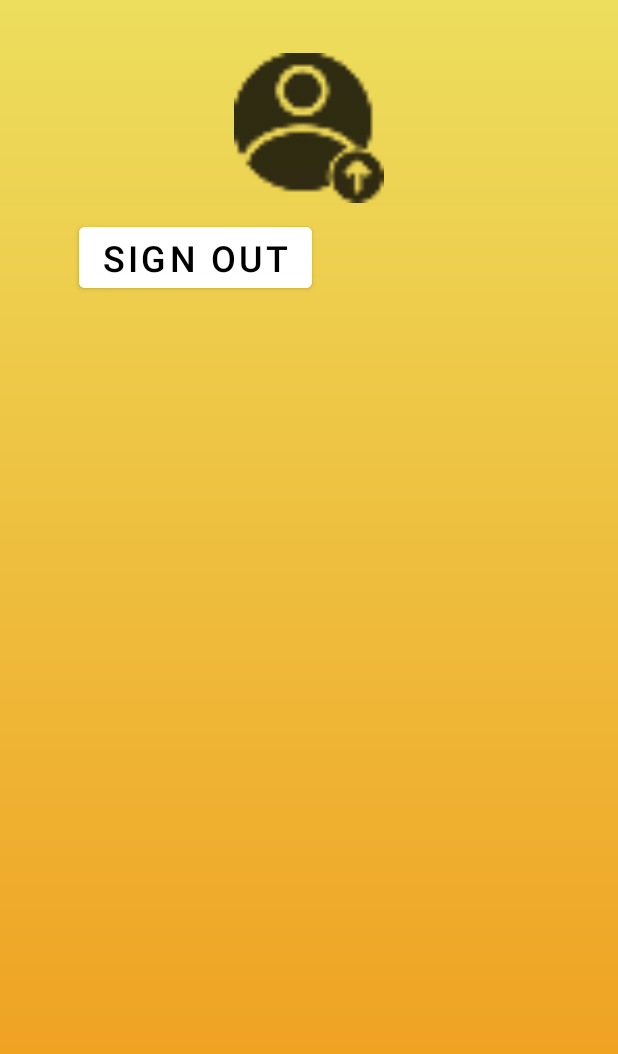
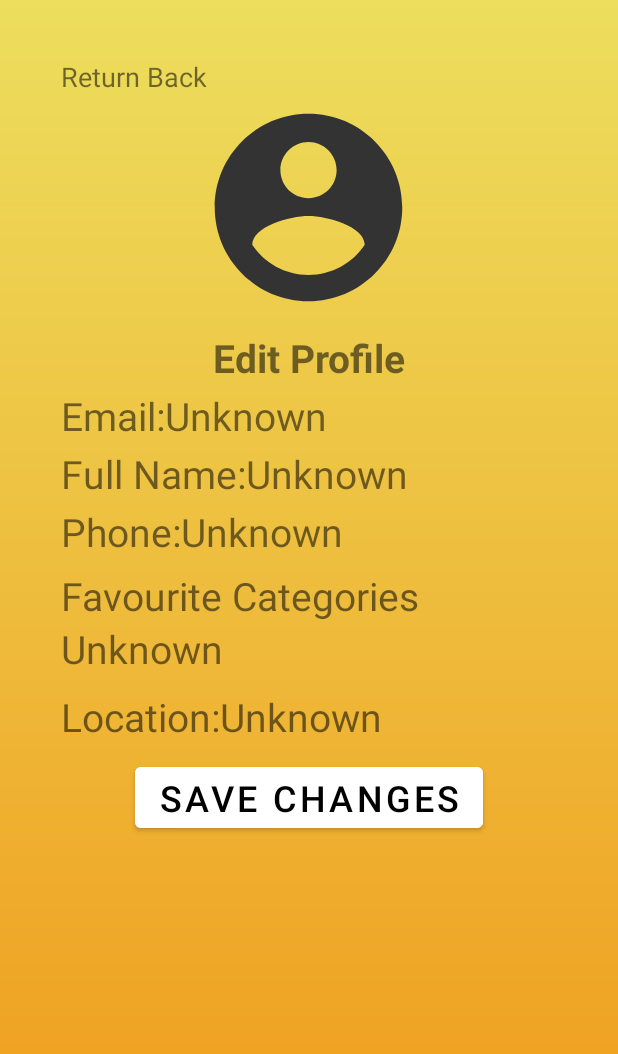
Before and after one commit to rasul-isk/ProX, an Android app: the layout profile_edit.xml on its own in the app's theme, with its tools: preview values and no code run, on a phone screen of 412 x 824 dp. Shown: the top 1054 px of the screen. Run offline under Robolectric (Android 15) with nearby library versions, the phone set to English and light mode, and no system bars.

Commit message:
Made images to be in circle shape

```diff
--- a/app/build.gradle
+++ b/app/build.gradle
@@ -44,4 +44,6 @@ dependencies {
     androidTestImplementation 'androidx.test.ext:junit:1.1.3'
     androidTestImplementation 'androidx.test.espresso:espresso-core:3.4.0'
     implementation 'com.android.volley:volley:1.2.1'
+    implementation 'com.github.dhaval2404:imagepicker:2.1'
+    implementation 'de.hdodenhof:circleimageview:3.1.0'
 }
--- a/app/src/main/AndroidManifest.xml
+++ b/app/src/main/AndroidManifest.xml
@@ -3,6 +3,7 @@
     package="com.example.prox">
 
     <uses-permission android:name="android.permission.INTERNET" />
+    <uses-permission android:name="android.permission.WRITE_EXTERNAL_STORAGE" />
 
     <application
         android:allowBackup="true"
@@ -11,7 +12,8 @@
         android:roundIcon="@mipmap/ic_launcher_round"
         android:supportsRtl="true"
         android:usesCleartextTraffic="true"
-        android:theme="@style/AppTheme">
+        android:theme="@style/AppTheme"
+        android:requestLegacyExternalStorage="true">
         <activity
             android:name=".MainActivity"
             android:exported="true"
--- a/app/src/main/java/com/example/prox/Profile.java
+++ b/app/src/main/java/com/example/prox/Profile.java
@@ -80,8 +80,8 @@ public class Profile extends Fragment {
                         location.setText("Unknown");
                     }
 
-                    feedback.setText(result[8]);
-                    rate.setText(result[9]);
+                    feedback.setText(result[9]);
+                    rate.setText(result[10]);
                 } else {
                     Toast.makeText(getActivity(), putData.getResult(), Toast.LENGTH_SHORT).show();
                 }
--- a/app/src/main/res/layout/profile_edit.xml
+++ b/app/src/main/res/layout/profile_edit.xml
@@ -20,32 +20,160 @@
         android:layout_marginTop="10dp"
         android:orientation="vertical">
 
-        <!--        <TextView
-                    android:layout_width="wrap_content"
-                    android:layout_height="wrap_content"
-                    android:text="PROFILE FRAGMENT" />-->
+        <TextView
+            android:id="@+id/back_to_profile"
+            android:layout_width="wrap_content"
+            android:layout_height="wrap_content"
+            android:layout_gravity="left"
+            android:layout_marginTop="3dp"
+            android:text="@string/return_back"
+            android:textSize="18sp" />
+
+        <de.hdodenhof.circleimageview.CircleImageView xmlns:app="http://schemas.android.com/apk/res-auto"
+            android:id="@+id/profile_edited_photo"
+            android:layout_width="wrap_content"
+            android:layout_height="wrap_content"
+            android:layout_gravity="center"
+            android:src="@drawable/profile_icon"
+            android:background="?android:attr/selectableItemBackground"
+            app:civ_border_width="0dp"
+            app:civ_border_color="#FF000000" />
+
+        <TextView
+            android:id="@+id/edit_profile_text"
+            android:layout_width="wrap_content"
+            android:layout_height="wrap_content"
+            android:layout_gravity="center"
+            android:text="@string/edit_profile"
+            android:textSize="26sp"
+            android:textStyle="bold"
+            android:layout_marginTop="7dp" />
+
+        <LinearLayout
+            android:layout_width="wrap_content"
+            android:layout_height="wrap_content"
+            android:layout_marginTop="3dp"
+            android:orientation="horizontal">
+
+            <TextView
+                android:id="@+id/email_text"
+                android:layout_width="wrap_content"
+                android:layout_height="wrap_content"
+                android:layout_gravity="left"
+                android:text="@string/email_text"
+                android:textSize="26sp" />
+
+            <TextView
+                android:id="@+id/email"
+                android:layout_width="wrap_content"
+                android:layout_height="wrap_content"
+                android:layout_gravity="left"
+                android:text="@string/unknown"
+                android:textSize="26sp" />
+
+        </LinearLayout>
+
+        <LinearLayout
+            android:layout_width="wrap_content"
+            android:layout_height="wrap_content"
+            android:layout_marginTop="3dp"
+            android:orientation="horizontal">
+
+            <TextView
+                android:id="@+id/full_name_text"
+                android:layout_width="wrap_content"
+                android:layout_height="wrap_content"
+                android:layout_gravity="left"
+                android:text="@string/full_name_text"
+                android:textSize="26sp" />
+
+            <TextView
+                android:id="@+id/full_name"
+                android:layout_width="wrap_content"
+                android:layout_height="wrap_content"
+                android:layout_gravity="left"
+                android:text="@string/unknown"
+                android:textSize="26sp" />
+
+        </LinearLayout>
+
+        <LinearLayout
+            android:layout_width="wrap_content"
+            android:layout_height="wrap_content"
+            android:layout_marginTop="3dp"
+            android:orientation="horizontal">
+
+            <TextView
+                android:id="@+id/phone_text"
+                android:layout_width="wrap_content"
+                android:layout_height="wrap_content"
+                android:layout_gravity="left"
+                android:text="@string/phone"
+                android:textSize="26sp" />
+
+            <TextView
+                android:id="@+id/phone"
+                android:layout_width="wrap_content"
+                android:layout_height="wrap_content"
+                android:layout_gravity="left"
+                android:text="@string/unknown"
+                android:textSize="26sp" />
+
+        </LinearLayout>
+
+        <TextView
+            android:id="@+id/favourite_text"
+            android:layout_width="wrap_content"
+            android:layout_height="wrap_content"
+            android:layout_gravity="left"
+            android:text="@string/favourite_categories"
+            android:layout_marginTop="7dp"
+            android:textSize="26sp" />
+
+        <TextView
+            android:id="@+id/favourite_categories"
+            android:layout_width="wrap_content"
+            android:layout_height="wrap_content"
+            android:layout_gravity="left"
+            android:text="@string/unknown"
+            android:textSize="26sp" />
 
 
-        <ImageButton
-            android:id="@+id/photo"
-            android:layout_gravity="center"
+        <LinearLayout
             android:layout_width="wrap_content"
             android:layout_height="wrap_content"
-            app:srcCompat="@drawable/profile_photo"
-            android:minHeight="100dp"
-            android:minWidth="100dp"
-            android:scaleType="fitXY"
-            android:background="?android:attr/selectableItemBackground" />
+            android:layout_marginTop="10dp"
+            android:orientation="horizontal">
+
+            <TextView
+                android:id="@+id/location_text"
+                android:layout_width="wrap_content"
+                android:layout_height="wrap_content"
+                android:layout_gravity="left"
+                android:text="@string/living_location"
+                android:textSize="26sp" />
+
+            <TextView
+                android:id="@+id/location"
+                android:layout_width="wrap_content"
+                android:layout_height="wrap_content"
+                android:layout_gravity="left"
+                android:text="@string/unknown"
+                android:textSize="26sp" />
+
+        </LinearLayout>
 
         <Button
-            android:id="@+id/sign_out"
+            android:id="@+id/save_changes"
             android:layout_width="wrap_content"
-            android:layout_height="match_parent"
+            android:layout_height="wrap_content"
+            android:layout_gravity="center"
             android:layout_marginHorizontal="12dp"
             android:layout_marginTop="10dp"
             android:backgroundTint="@color/darkWhite"
-            android:text="Sign Out"
+            android:text="@string/save_changes"
             android:textColor="@color/black" />
+
     </LinearLayout>
 
 </RelativeLayout>
--- a/app/src/main/res/values/strings.xml
+++ b/app/src/main/res/values/strings.xml
@@ -25,4 +25,10 @@
     <string name="unknown">Unknown</string>
     <string name="zero">0</string>
     <string name="phone">Phone\:\ </string>
+    <string name="return_back">Return Back</string>
+    <string name="save_changes">Save Changes</string>
+    <string name="cancel_changes">Cancel Changes</string>
+    <string name="email_text">Email\:\ </string>
+    <string name="full_name_text">Full Name\:\ </string>
+    <string name="living_location">Location\:\ </string>
 </resources>
```
Also changed, not shown: app/src/main/java/com/example/prox/MainActivity.java (+22 -0 lines), app/src/main/java/com/example/prox/Profile_edit.java (+93 -11 lines), app/src/main/res/layout/fragment_profile.xml (+7 -5 lines).
